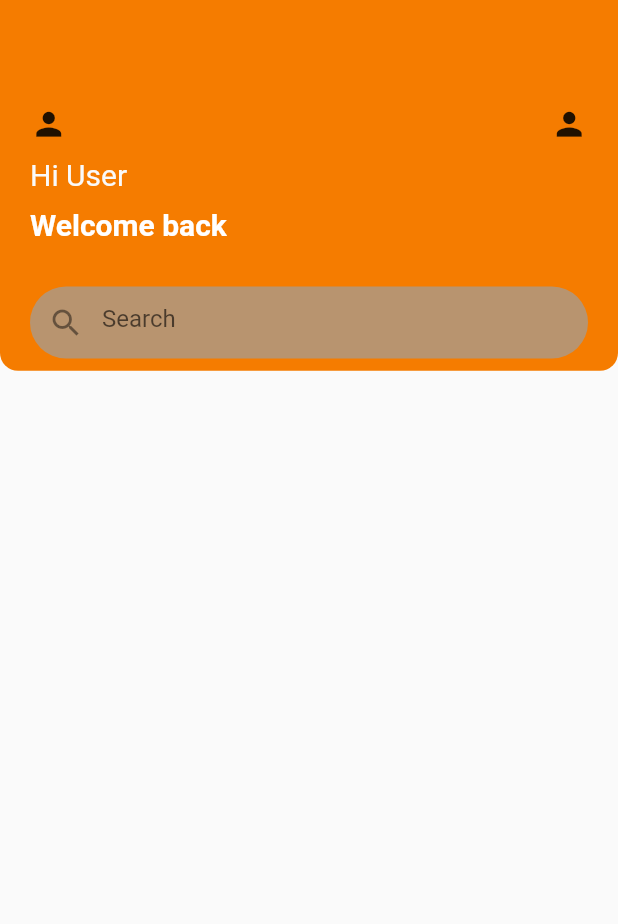
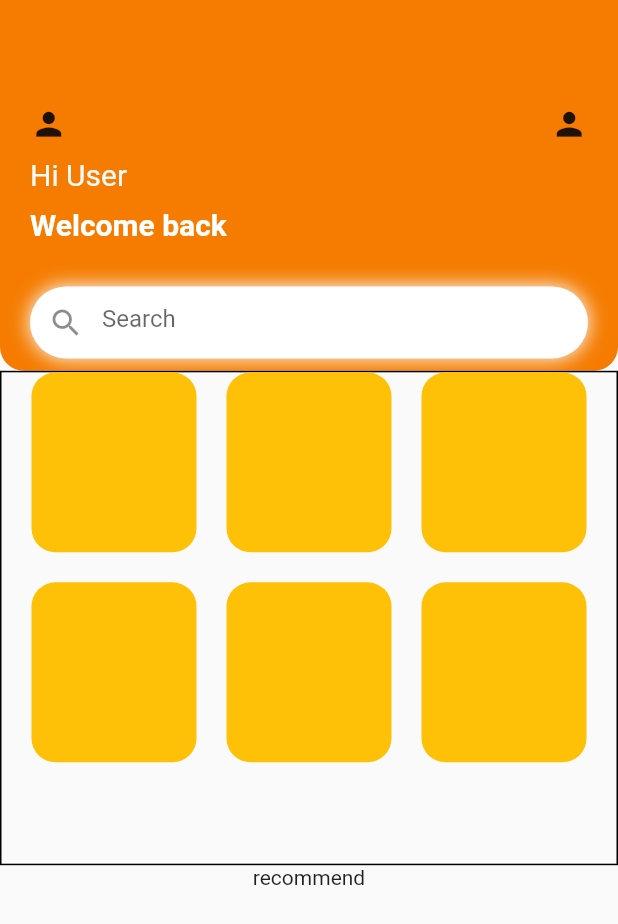
Before and after one commit to khunmostz/petcareapplication, a Flutter app: the ContentPage screen opened by its route, on a phone screen of 412 x 824 dp. Shown: the top 924 px of the screen. Run offline on Flutter 3.47's test engine with Material 2 defaults, Android fonts, the phone set to English and light mode, and no system bars; our stand-ins replace lottie; missing offline and left inert: splash_screen_view.

Commit message:
update-ui-content

```diff
--- /dev/null
+++ b/lib/data/menuData.dart
@@ -0,0 +1,20 @@
+import 'package:flutter/material.dart';
+
+class MenuData {
+  final Icon? icon;
+  final String? titleMenu;
+
+  MenuData({
+    required this.icon,
+    required this.titleMenu,
+  });
+}
+
+List<MenuData> menuTitleData = [
+  MenuData(icon: Icon(Icons.person), titleMenu: "Menu 1"),
+  MenuData(icon: Icon(Icons.person), titleMenu: "Menu 2"),
+  MenuData(icon: Icon(Icons.person), titleMenu: "Menu 3"),
+  MenuData(icon: Icon(Icons.person), titleMenu: "Menu 4"),
+  MenuData(icon: Icon(Icons.person), titleMenu: "Menu 5"),
+  MenuData(icon: Icon(Icons.person), titleMenu: "Menu 6"),
+];
--- a/lib/page/content_page.dart
+++ b/lib/page/content_page.dart
@@ -1,7 +1,8 @@
-import 'dart:ui';
-
 import 'package:flutter/material.dart';
 import 'package:petcare_project/constant.dart';
+import 'package:petcare_project/data/menuData.dart';
+
+import '../widget/search_bar.dart';
 
 class ContentPage extends StatefulWidget {
   const ContentPage({Key? key}) : super(key: key);
@@ -15,7 +16,8 @@ class _ContentPageState extends State<ContentPage> {
   Widget build(BuildContext context) {
     var size = MediaQuery.of(context).size;
     return Scaffold(
-      body: Column(
+      body: SingleChildScrollView(
+        child: Column(
           crossAxisAlignment: CrossAxisAlignment.center,
           children: [
             Container(
@@ -24,14 +26,16 @@ class _ContentPageState extends State<ContentPage> {
               decoration: BoxDecoration(
                   color: kDefualtColorMain,
                   borderRadius: BorderRadius.only(
-                  bottomLeft: Radius.circular(12),
-                  bottomRight: Radius.circular(12),
+                    bottomLeft: Radius.circular(16),
+                    bottomRight: Radius.circular(16),
                   )),
               child: Padding(
                 padding: const EdgeInsets.all(kDefualtPadding),
                 child: Column(
                   crossAxisAlignment: CrossAxisAlignment.start,
                   children: [
+                    // header
+
                     SizedBox(
                       height: 50,
                     ),
@@ -69,25 +73,67 @@ class _ContentPageState extends State<ContentPage> {
                     Container(
                       decoration: BoxDecoration(
                           // border: Border.all(),
-                      color: Colors.grey.withOpacity(0.7),
+                          color: Colors.white,
                           borderRadius: BorderRadius.all(Radius.circular(50)),
-                    ),
-                    child: TextFormField(
-                      decoration: InputDecoration(
-                        prefixIcon: Icon(
-                          Icons.search,
-                          color: Colors.black45,
-                        ),
-                        hintText: 'Search',
-                        border: InputBorder.none,
-                      ),
-                    ),
+                          boxShadow: [
+                            BoxShadow(
+                              color: Colors.grey.shade50,
+                              spreadRadius: 0.5,
+                              blurRadius: 10,
+                            )
+                          ]),
+                      child: SearchField(),
                     ),
                   ],
                 ),
               ),
             ),
+            // SizedBox(
+            //   height: 20,
+            // ),
+            // grid menu list
+            // test
+            // Text('${menuTitleData[0].titleMenu}'),
+            Container(
+              width: size.width,
+              height: size.height * 0.4,
+              decoration: BoxDecoration(
+                border: Border.all(),
+              ),
+              child: Padding(
+                padding:
+                    const EdgeInsets.symmetric(horizontal: kDefualtPadding),
+                child: GridView.builder(
+                  gridDelegate: SliverGridDelegateWithMaxCrossAxisExtent(
+                    maxCrossAxisExtent: 130,
+                    childAspectRatio: 1.6,
+                    mainAxisExtent: 120,
+                    crossAxisSpacing: 20,
+                    mainAxisSpacing: 20,
+                  ),
+                  itemCount: menuTitleData.length,
+                  itemBuilder: (BuildContext context, index) {
+                    return Container(
+                      width: 100,
+                      height: 100,
+                      decoration: BoxDecoration(
+                        color: Colors.amber,
+                        borderRadius: BorderRadius.circular(16),
+                      ),
+                    );
+                  },
+                ),
+              ),
+            ),
+            // recommend
+            Text('recommend'),
+            // Container(
+            //   width: double.infinity,
+            //   height: size.height,
+            //   color: Colors.black,
+            // ),
           ],
+        ),
       ),
     );
   }
--- a/lib/page/signin_page.dart
+++ b/lib/page/signin_page.dart
@@ -47,6 +47,7 @@ class _SignInPageState extends State<SignInPage>
               ),
             ),
             Container(
+              height: size.height * 0.65,
               decoration: BoxDecoration(
                 // border: Border.all(),
                 color: Colors.white,
@@ -109,10 +110,10 @@ class _SignInPageState extends State<SignInPage>
                     ElevatedButton(
                       style: buttonStyle,
                       onPressed: () {
-                        Navigator.pushNamed(context, '/signup');
+                        Navigator.pushNamed(context, '/content');
                       },
                       child: Text(
-                        'Sign Up',
+                        'Sign In',
                         style: TextStyle(
                           fontSize: 18,
                           fontWeight: FontWeight.bold,
@@ -162,7 +163,7 @@ class _SignInPageState extends State<SignInPage>
                     ),
                     SizedBox(
                       height: 10,
-                    )
+                    ),
                   ],
                 ),
               ),
--- a/lib/page/signup_page.dart
+++ b/lib/page/signup_page.dart
@@ -147,7 +147,7 @@ class _SignUpPageState extends State<SignUpPage> {
                     ElevatedButton(
                       style: buttonStyle,
                       onPressed: () {
-                        Navigator.pushNamed(context, '/signup');
+                        Navigator.pushNamed(context, '/signin');
                       },
                       child: Text(
                         'Sign Up',
--- /dev/null
+++ b/lib/widget/search_bar.dart
@@ -0,0 +1,21 @@
+import 'package:flutter/material.dart';
+
+class SearchField extends StatelessWidget {
+  const SearchField({
+    Key? key,
+  }) : super(key: key);
+
+  @override
+  Widget build(BuildContext context) {
+    return TextFormField(
+      decoration: InputDecoration(
+        prefixIcon: Icon(
+          Icons.search,
+          color: Colors.black45,
+        ),
+        hintText: 'Search',
+        border: InputBorder.none,
+      ),
+    );
+  }
+}
```
Lines whose indentation alone changed are shown as unchanged.
